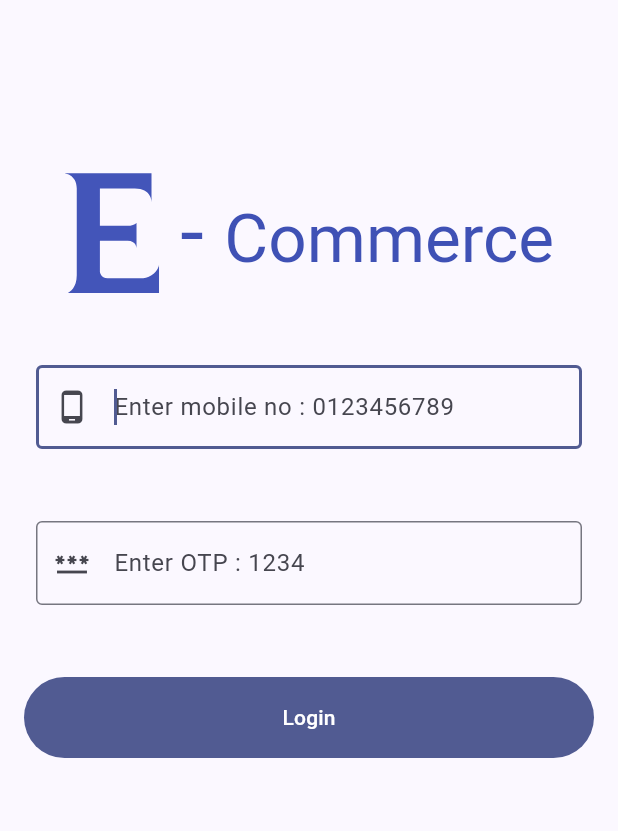
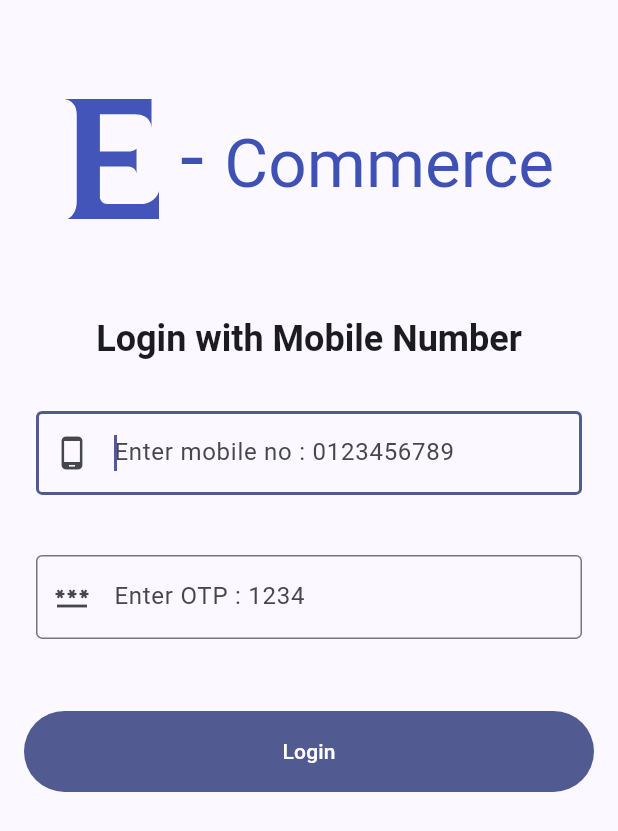
Before and after one commit to ThePunisher569/ecommerce, a Flutter app: the screen it shows after launch, on a phone screen of 412 x 824 dp. Shown: the top 831 px of the screen. Run offline on Flutter 3.47's test engine with Material 2 defaults, Android fonts, the phone set to English and light mode, and no system bars; our stand-ins replace cached_network_image, equatable, flutter_bloc, flutter_svg, logger, shared_preferences and 1 more; accounts and stored records are empty.

Commit message:
test cases passed after refactoring Login and Logo widgets.

```diff
--- a/lib/ui/login/login_screen.dart
+++ b/lib/ui/login/login_screen.dart
@@ -48,10 +48,11 @@ class _LoginState extends State<Login> {
       resizeToAvoidBottomInset: false,
       body: Container(
         alignment: Alignment.center,
+        height: MediaQuery.sizeOf(context).height,
         padding: EdgeInsets.only(
           left: 16,
           right: 16,
-          top: MediaQuery.sizeOf(context).height * 0.14,
+          top: MediaQuery.sizeOf(context).height * 0.08,
           bottom: MediaQuery.viewInsetsOf(context).bottom,
         ),
         child: Form(
@@ -59,9 +60,20 @@ class _LoginState extends State<Login> {
           child: Column(
             children: [
               const Logo(),
-              Constants.gap32V,
+              Constants.gap64V,
+              Flexible(
+                child: Text(
+                  'Login with Mobile Number',
+                  style: Theme.of(context)
+                      .textTheme
+                      .headlineSmall
+                      ?.copyWith(fontWeight: FontWeight.bold),
+                  textAlign: TextAlign.start,
+                ),
+              ),
+              Constants.gap16V,
               PhoneInputField(phoneCtrl: phoneCtrl),
-              Constants.gap16V,
+              Constants.gap8V,
               OTPInputField(otpCtrl: otpCtrl),
               Constants.gap32V,
               FilledButton(
--- a/lib/ui/login/widgets.dart
+++ b/lib/ui/login/widgets.dart
@@ -76,13 +76,17 @@ class Logo extends StatelessWidget {
       mainAxisSize: MainAxisSize.max,
       mainAxisAlignment: MainAxisAlignment.center,
       children: [
-        SvgPicture.asset(
+        Flexible(
+          child: SvgPicture.asset(
             'assets/images/logo.svg',
             width: 64,
             height: 80,
             placeholderBuilder: (context) => const CircularProgressIndicator(),
           ),
-        RichText(
+        ),
+        Flexible(
+          flex: 4,
+          child: RichText(
             text: TextSpan(
               children: [
                 TextSpan(
@@ -102,6 +106,7 @@ class Logo extends StatelessWidget {
               ],
             ),
           ),
+        ),
       ],
     );
   }
--- a/lib/utils/constants.dart
+++ b/lib/utils/constants.dart
@@ -53,8 +53,10 @@ class Constants {
     )
   ];
 
+  static const SizedBox gap8V = SizedBox(height: 8);
   static const SizedBox gap16V = SizedBox(height: 16);
   static const SizedBox gap32V = SizedBox(height: 32);
+  static const SizedBox gap64V = SizedBox(height: 64);
 
   static const SizedBox gap16H = SizedBox(width: 16);
 
```
Also changed, not shown: 1 other file. Lines whose indentation alone changed are shown as unchanged.
